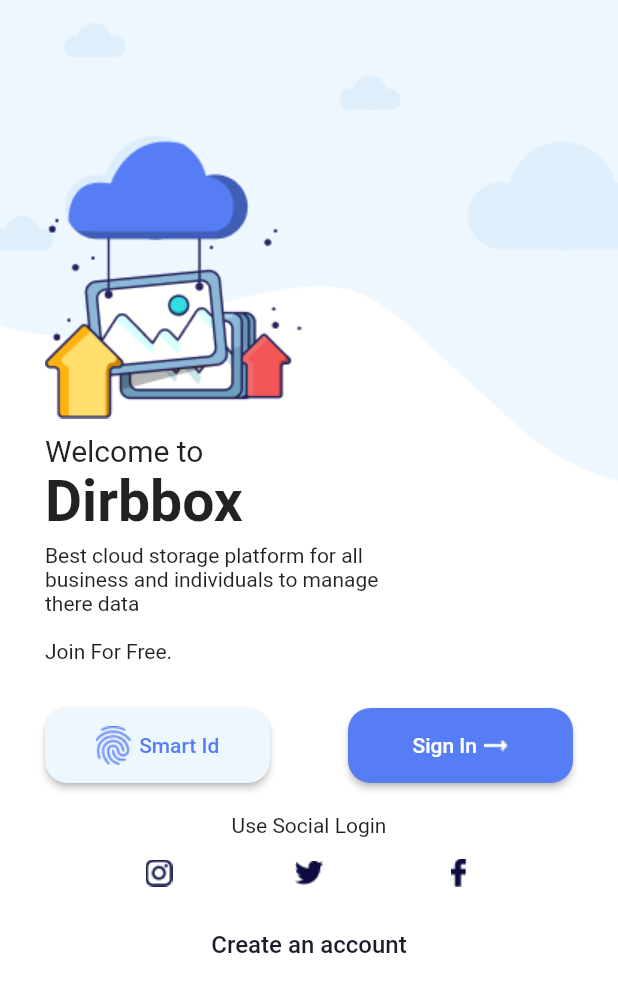
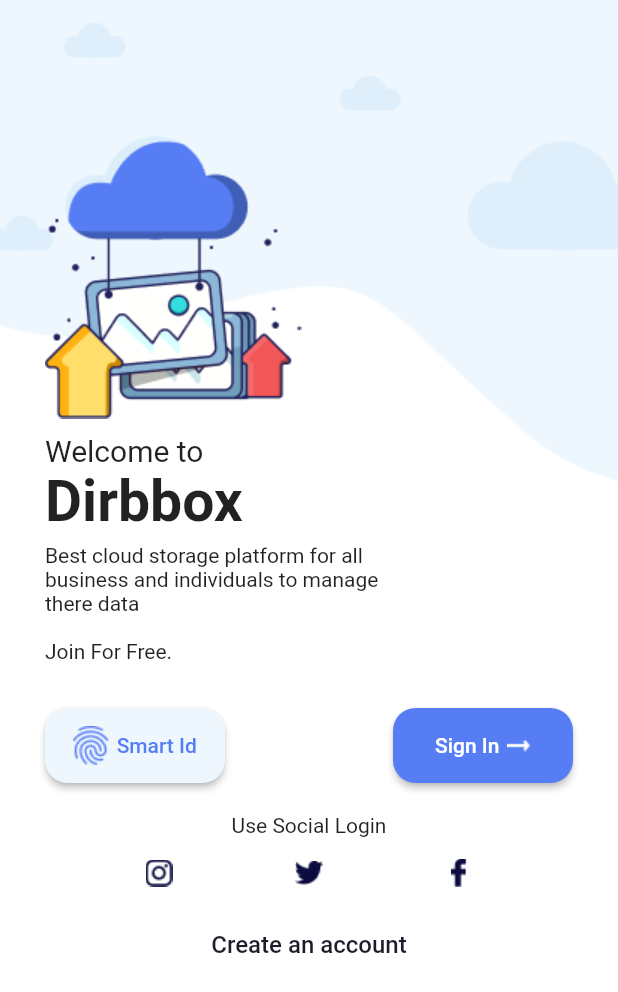
Before and after one commit to NurRozikin/dirbbox, a Flutter app: the screen it shows after launch, on a phone screen of 412 x 824 dp. Shown: the top 992 px of the screen. Run offline on Flutter 3.47's test engine with Material 2 defaults, Android fonts, the phone set to English and light mode, and no system bars; our stand-ins replace get; Roboto replaces fonts that are missing (Gilroy).

Commit message:
update layout login and home, set launcher icon

```diff
--- a/lib/app/modules/home/views/home_view.dart
+++ b/lib/app/modules/home/views/home_view.dart
@@ -135,6 +135,10 @@ class HomeView extends GetView<HomeController> {
               ),
             ],
           ),
+          SliverToBoxAdapter(
+              child: SizedBox(
+            height: 50,
+          )),
         ]),
       ),
     );
--- a/lib/app/modules/login/views/login_view.dart
+++ b/lib/app/modules/login/views/login_view.dart
@@ -15,8 +15,8 @@ class LoginView extends GetView<LoginController> {
         children: [
           Container(
             width: Get.width,
-            child: Image.asset(
-              'assets/images/bg.png',
+            child: Image(
+              image: AssetImage('assets/images/bg.png'),
               fit: BoxFit.cover,
             ),
           ),
@@ -56,7 +56,7 @@ class LoginView extends GetView<LoginController> {
                     ElevatedButton(
                         style: ElevatedButton.styleFrom(
                             primary: Color(0xFFEEF7FE),
-                            fixedSize: Size(150, 50),
+                            fixedSize: Size(120, 50),
                             shape: RoundedRectangleBorder(
                                 borderRadius: BorderRadius.circular(15))),
                         onPressed: () {},
@@ -76,7 +76,7 @@ class LoginView extends GetView<LoginController> {
                     ElevatedButton(
                         style: ElevatedButton.styleFrom(
                             primary: Color(0xFF567DF4),
-                            fixedSize: Size(150, 50),
+                            fixedSize: Size(120, 50),
                             shape: RoundedRectangleBorder(
                                 borderRadius: BorderRadius.circular(15))),
                         onPressed: () {
```
Also changed, not shown: pubspec.yaml (+7 -0 lines), pubspec.lock, 23 other files.
